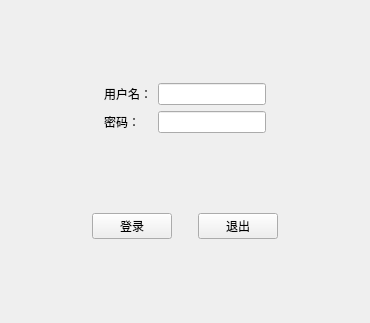
Before: the Qt Designer form QTproject/loginWindow/loginWindow/loginwindow.ui in yuri2078/yuri, drawn with Qt 5.
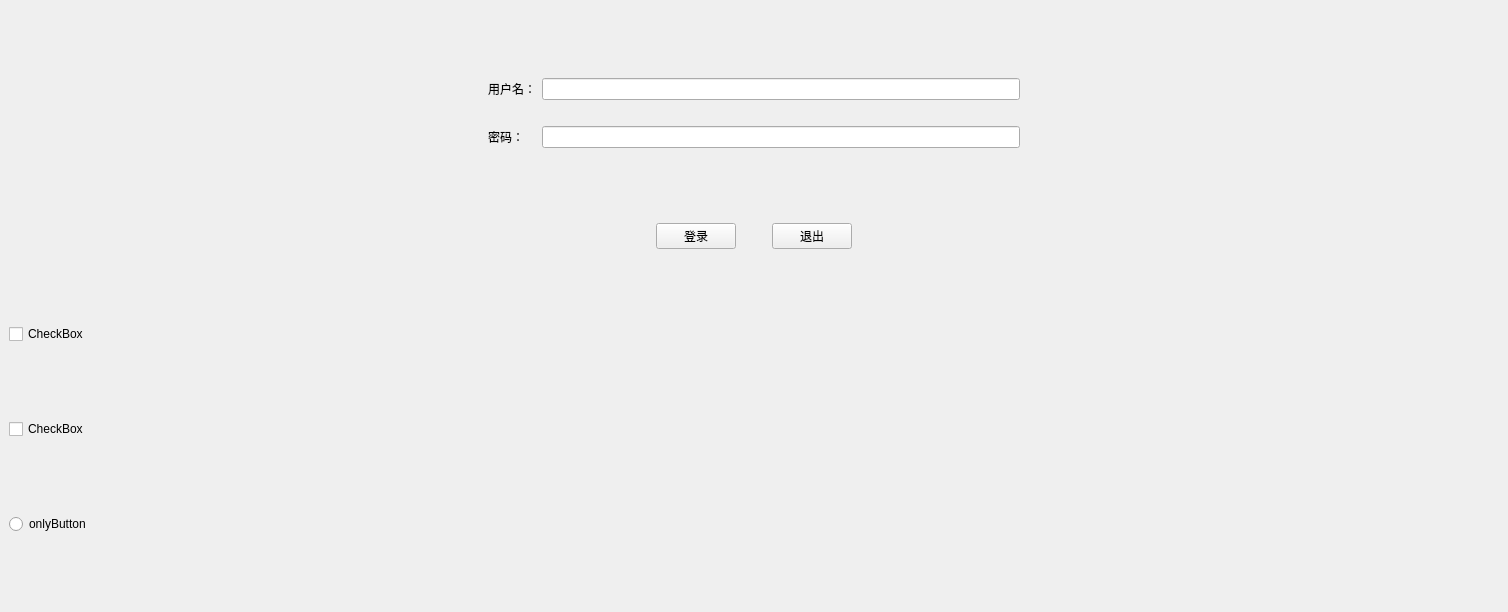
After: the same form once the commit is applied.

Patch:
```diff
--- a/QTproject/loginWindow/loginWindow/loginwindow.ui
+++ b/QTproject/loginWindow/loginWindow/loginwindow.ui
@@ -6,8 +6,8 @@
    <rect>
     <x>0</x>
     <y>0</y>
-    <width>370</width>
-    <height>323</height>
+    <width>1508</width>
+    <height>612</height>
    </rect>
   </property>
   <property name="windowTitle">
@@ -36,20 +36,6 @@
        <property name="bottomMargin">
         <number>0</number>
        </property>
-       <item row="0" column="1">
-        <widget class="QLabel" name="label">
-         <property name="text">
-          <string>用户名：</string>
-         </property>
-        </widget>
-       </item>
-       <item row="1" column="1">
-        <widget class="QLabel" name="label_2">
-         <property name="text">
-          <string>密码：</string>
-         </property>
-        </widget>
-       </item>
        <item row="0" column="0">
         <spacer name="horizontalSpacer_4">
          <property name="orientation">
@@ -63,12 +49,26 @@
          </property>
         </spacer>
        </item>
-       <item row="1" column="2">
-        <widget class="QLineEdit" name="lineEdit_2"/>
-       </item>
        <item row="0" column="2">
         <widget class="QLineEdit" name="lineEdit"/>
        </item>
+       <item row="2" column="2">
+        <widget class="QLineEdit" name="lineEdit_2"/>
+       </item>
+       <item row="2" column="1">
+        <widget class="QLabel" name="label_2">
+         <property name="text">
+          <string>密码：</string>
+         </property>
+        </widget>
+       </item>
+       <item row="0" column="1">
+        <widget class="QLabel" name="label">
+         <property name="text">
+          <string>用户名：</string>
+         </property>
+        </widget>
+       </item>
        <item row="0" column="3">
         <spacer name="horizontalSpacer_5">
          <property name="orientation">
@@ -82,6 +82,19 @@
          </property>
         </spacer>
        </item>
+       <item row="1" column="2">
+        <spacer name="verticalSpacer">
+         <property name="orientation">
+          <enum>Qt::Vertical</enum>
+         </property>
+         <property name="sizeHint" stdset="0">
+          <size>
+           <width>20</width>
+           <height>20</height>
+          </size>
+         </property>
+        </spacer>
+       </item>
       </layout>
      </widget>
     </item>
@@ -136,7 +149,7 @@
          </property>
          <property name="sizeHint" stdset="0">
           <size>
-           <width>20</width>
+           <width>30</width>
            <height>20</height>
           </size>
          </property>
@@ -165,6 +178,33 @@
       </layout>
      </widget>
     </item>
+    <item>
+     <widget class="QCheckBox" name="checkBox">
+      <property name="text">
+       <string>CheckBox</string>
+      </property>
+     </widget>
+    </item>
+    <item>
+     <widget class="QCheckBox" name="checkBox_2">
+      <property name="enabled">
+       <bool>true</bool>
+      </property>
+      <property name="text">
+       <string>CheckBox</string>
+      </property>
+      <property name="tristate">
+       <bool>true</bool>
+      </property>
+     </widget>
+    </item>
+    <item>
+     <widget class="QRadioButton" name="radioButton">
+      <property name="text">
+       <string>onlyButton</string>
+      </property>
+     </widget>
+    </item>
    </layout>
   </widget>
  </widget>
```
